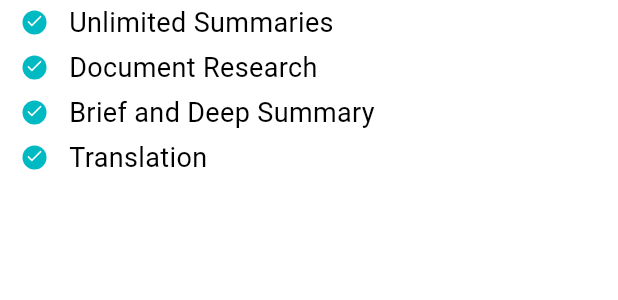
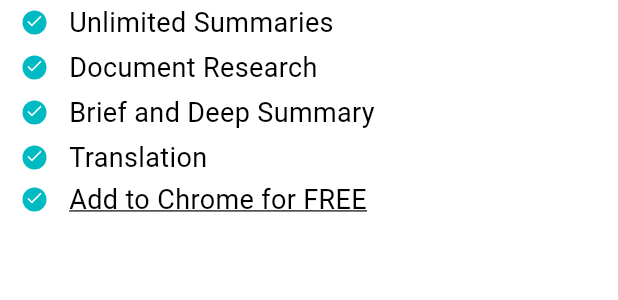
Before and after one commit to 5sControl/doc-ai-chat-to-erp, a Flutter app: the InfoList widget shown alone on an empty page, opened directly, on a phone screen of 412 x 824 dp. Shown: the top 300 px of the screen. Run offline on Flutter 3.47's test engine with Material 3 defaults, Android fonts, the phone set to English and light mode, and no system bars; our stand-ins replace bloc_concurrency, cached_network_image, dio, equatable, file_picker, flutter_animate and 9 more; missing offline and left inert: facebook_app_events, flutter_dialogs, flutter_link_previewer, mixpanel_flutter, purchases_flutter, receive_sharing_intent_plus and 1 more.

Commit message:
change subscription screen

```diff
--- a/lib/screens/subscribtions_screen/info_list.dart
+++ b/lib/screens/subscribtions_screen/info_list.dart
@@ -1,7 +1,11 @@
 import 'package:flutter/material.dart';
+import 'package:flutter_bloc/flutter_bloc.dart';
 import 'package:flutter_svg/svg.dart';
+import 'package:modal_bottom_sheet/modal_bottom_sheet.dart';
 
+import '../../bloc/settings/settings_bloc.dart';
 import '../../gen/assets.gen.dart';
+import '../summary_screen/info_modal/extension_modal.dart';
 
 const List<String> infoItems = [
   'Unlimited Summaries',
@@ -15,10 +19,26 @@ class InfoList extends StatelessWidget {
 
   @override
   Widget build(BuildContext context) {
+    final abTest = context.read<SettingsBloc>().state.abTest;
+
+    void onPressExtensionLink() {
+      showMaterialModalBottomSheet(
+          context: context,
+          expand: false,
+          bounce: false,
+          barrierColor: Colors.black54,
+          backgroundColor: Colors.transparent,
+          builder: (context) {
+            return const ExtensionModal();
+          });
+    }
+
     return ListView(
       padding: const EdgeInsets.only(bottom: 20),
       shrinkWrap: true,
-      children: infoItems
+      physics: const NeverScrollableScrollPhysics(),
+      children: [
+        ...infoItems
             .map((e) => Padding(
                   padding: const EdgeInsets.symmetric(vertical: 2),
                   child: Row(
@@ -52,6 +72,40 @@ class InfoList extends StatelessWidget {
                   ),
                 ))
             .toList(),
+        if (abTest != 'A')
+          Row(
+            children: [
+              const SizedBox(
+                width: 15,
+              ),
+              Container(
+                width: 16,
+                height: 16,
+                decoration: BoxDecoration(
+                    color: Theme.of(context).primaryColor,
+                    borderRadius: BorderRadius.circular(20)),
+                child: SvgPicture.asset(
+                  Assets.icons.check,
+                  colorFilter:
+                      const ColorFilter.mode(Colors.white, BlendMode.srcIn),
+                ),
+              ),
+              const SizedBox(
+                width: 15,
+              ),
+              InkWell(
+                borderRadius: BorderRadius.circular(20),
+                onTap: onPressExtensionLink,
+                child: Text(
+                  'Add to Chrome for FREE',
+                  style: Theme.of(context).textTheme.bodyMedium!.copyWith(
+                      fontWeight: FontWeight.w400,
+                      decoration: TextDecoration.underline),
+                ),
+              ),
+            ],
+          )
+      ],
     );
   }
 }
--- a/lib/screens/summary_screen/summary_screen.dart
+++ b/lib/screens/summary_screen/summary_screen.dart
@@ -322,6 +322,7 @@ class PremiumBlurContainer extends StatelessWidget {
                                       textAlign: TextAlign.center,
                                       style: TextStyle(
                                           fontSize: 18,
+                                          color: Colors.black,
                                           fontWeight: FontWeight.w600),
                                     ),
                                   ],
```
Also changed, not shown: lib/screens/home_screen/premium_banner.dart (+13 -2 lines), lib/screens/subscribtions_screen/subscription_body_month.dart (+8 -2 lines), lib/screens/subscribtions_screen/subscription_body_year.dart (+10 -4 lines), lib/screens/subscribtions_screen/subscriptions_screen.dart (+30 -14 lines). Lines whose indentation alone changed are shown as unchanged.
